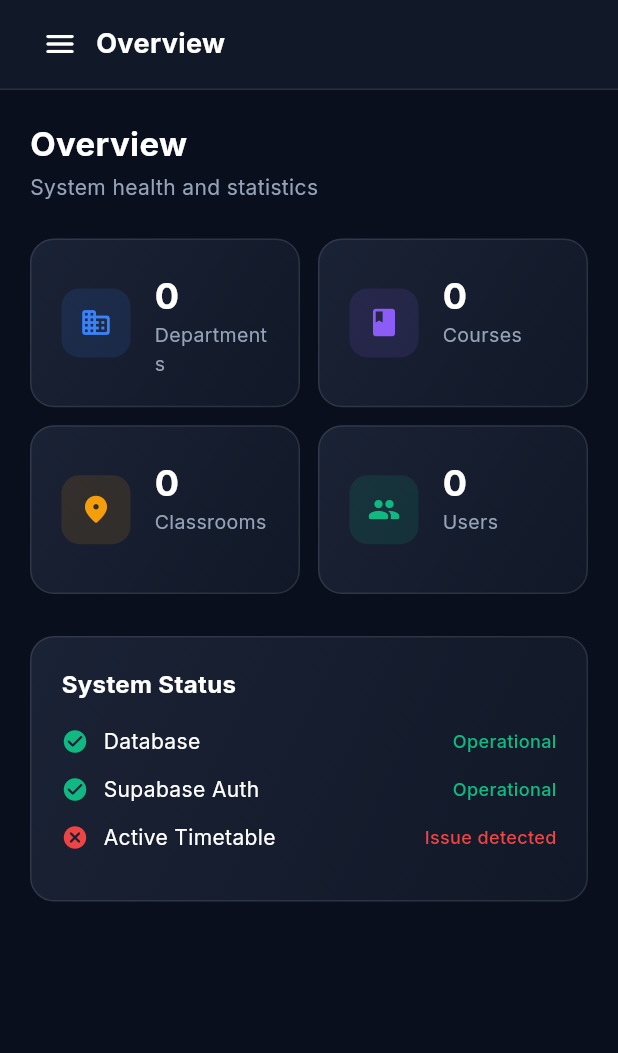
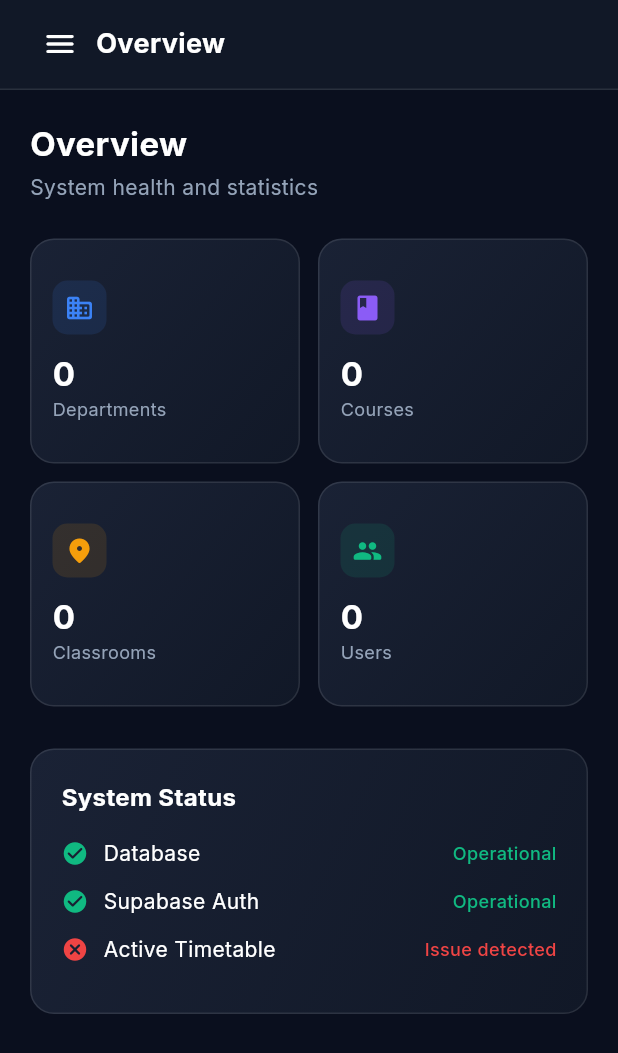
Before and after one commit to jpdevhub/Schedulify-App, a Flutter app: the AdminShell screen opened by its route, on a phone screen of 412 x 824 dp. Shown: the top 1053 px of the screen. Run offline on Flutter 3.47's test engine with Material 3 defaults, Android fonts, the phone set to English and light mode, and no system bars; drawn by our look-alikes of flutter_animate; our stand-ins replace file_picker, flutter_riverpod, go_router, google_fonts, shared_preferences, supabase_flutter and 1 more; accounts and stored records are empty.

Commit message:
Fix UI overflows, widget reuse bugs, auth router redirect, and responsive web layouts

```diff
--- a/lib/features/admin/screens/admin_shell.dart
+++ b/lib/features/admin/screens/admin_shell.dart
@@ -53,21 +53,29 @@ class _AdminShellState extends ConsumerState<AdminShell> {
     final user = ref.watch(currentUserProvider);
     final config = ConfigStore.instance.get();
 
+    final screenWidth = MediaQuery.of(context).size.width;
+    final showSidebar = screenWidth >= 720;
+
     return Scaffold(
       key: _scaffoldKey,
       drawer: _buildDrawer(user, config),
       body: SafeArea(
         child: Row(
           children: [
-            // Sidebar (tablets/larger phones in landscape)
-            if (MediaQuery.of(context).size.width >= 720)
-              _buildSidebar(user, config),
-            // Main content
+            if (showSidebar) _buildSidebar(user, config),
+            // Main content — centred with max-width on very wide screens
             Expanded(
               child: Column(
                 children: [
                   _buildTopBar(user, config, context),
-                  Expanded(child: _buildContent()),
+                  Expanded(
+                    child: Center(
+                      child: ConstrainedBox(
+                        constraints: const BoxConstraints(maxWidth: 1100),
+                        child: _buildContent(),
+                      ),
+                    ),
+                  ),
                 ],
               ),
             ),
@@ -194,15 +202,17 @@ class _AdminShellState extends ConsumerState<AdminShell> {
 
   Widget _buildContent() {
     return switch (_section) {
-      'overview' => const OverviewTab(),
+      'overview'    => const OverviewTab(),
       'departments' => const DepartmentsTab(),
-      'courses' => const CoursesTab(),
-      'faculty' => const UsersTab(role: 'faculty'),
-      'students' => const UsersTab(role: 'student'),
-      'classrooms' => const ClassroomsTab(),
-      'timetables' => const TimetablesTab(),
-      'upload' => const UploadTab(),
-      _ => const OverviewTab(),
+      'courses'     => const CoursesTab(),
+      // ValueKey forces Flutter to create a FRESH element when switching
+      // between Faculty and Students — avoids stale-data widget reuse.
+      'faculty'     => const UsersTab(key: ValueKey('tab_faculty'), role: 'faculty'),
+      'students'    => const UsersTab(key: ValueKey('tab_student'), role: 'student'),
+      'classrooms'  => const ClassroomsTab(),
+      'timetables'  => const TimetablesTab(),
+      'upload'      => const UploadTab(),
+      _             => const OverviewTab(),
     };
   }
 }
--- a/lib/features/admin/widgets/overview_tab.dart
+++ b/lib/features/admin/widgets/overview_tab.dart
@@ -41,9 +41,17 @@ class _OverviewTabState extends State<OverviewTab> {
           const PageHeader(title: 'Overview', subtitle: 'System health and statistics'),
           const SizedBox(height: 24),
           if (_loading)
-            ...List.generate(4, (_) => Padding(
-                padding: const EdgeInsets.only(bottom: 12),
-                child: ShimmerBox(height: 80, radius: 16)))
+            LayoutBuilder(builder: (_, c) {
+              final cols = c.maxWidth > 600 ? 4 : 2;
+              return GridView.count(
+                shrinkWrap: true,
+                physics: const NeverScrollableScrollPhysics(),
+                crossAxisCount: cols,
+                crossAxisSpacing: 12, mainAxisSpacing: 12,
+                childAspectRatio: c.maxWidth > 600 ? 1.4 : 1.2,
+                children: List.generate(4, (_) => ShimmerBox(height: 80, radius: 16)),
+              );
+            })
           else ...[
             _statGrid(),
             const SizedBox(height: 28),
@@ -71,11 +79,17 @@ class _OverviewTabState extends State<OverviewTab> {
       ('Classrooms', '${_stats?['classrooms'] ?? 0}', Icons.room_rounded, AppColors.warning),
       ('Users', '${_stats?['users'] ?? 0}', Icons.people_rounded, AppColors.success),
     ];
+    // Responsive: 4 columns on web/tablet, 2 on mobile
+    return LayoutBuilder(builder: (_, constraints) {
+      final isWide = constraints.maxWidth > 600;
       return GridView.builder(
         shrinkWrap: true,
         physics: const NeverScrollableScrollPhysics(),
-      gridDelegate: const SliverGridDelegateWithFixedCrossAxisCount(
-        crossAxisCount: 2, crossAxisSpacing: 12, mainAxisSpacing: 12, childAspectRatio: 1.6,
+        gridDelegate: SliverGridDelegateWithFixedCrossAxisCount(
+          crossAxisCount: isWide ? 4 : 2,
+          crossAxisSpacing: 12,
+          mainAxisSpacing: 12,
+          childAspectRatio: isWide ? 1.4 : 1.2,
         ),
         itemCount: items.length,
         itemBuilder: (_, i) => StatCard(
@@ -83,6 +97,7 @@ class _OverviewTabState extends State<OverviewTab> {
           icon: items[i].$3, color: items[i].$4,
         ),
       );
+    });
   }
 
   Widget _statusRow(String label, bool ok) {
@@ -102,5 +117,3 @@ class _OverviewTabState extends State<OverviewTab> {
     );
   }
 }
-
-// Cleaned: removed unused flutter_animate import
--- a/lib/shared/widgets/widgets.dart
+++ b/lib/shared/widgets/widgets.dart
@@ -54,32 +54,30 @@ class StatCard extends StatelessWidget {
   @override
   Widget build(BuildContext context) {
     return GlassCard(
-      child: Row(
+      padding: const EdgeInsets.all(14),
+      child: Column(
+        crossAxisAlignment: CrossAxisAlignment.start,
+        mainAxisAlignment: MainAxisAlignment.center,
         children: [
           Container(
-            padding: const EdgeInsets.all(12),
+            padding: const EdgeInsets.all(8),
             decoration: BoxDecoration(
               color: color.withOpacity(0.12),
-              borderRadius: BorderRadius.circular(12),
+              borderRadius: BorderRadius.circular(10),
             ),
-            child: Icon(icon, color: color, size: 22),
+            child: Icon(icon, color: color, size: 20),
           ),
-          const SizedBox(width: 16),
-          Expanded(
-            child: Column(
-              crossAxisAlignment: CrossAxisAlignment.start,
-              children: [
+          const SizedBox(height: 10),
           Text(value,
               style: const TextStyle(
-                        fontSize: 24,
+                  fontSize: 22,
                   fontWeight: FontWeight.w700,
                   color: AppColors.textPrimary)),
           Text(label,
+              maxLines: 1,
+              overflow: TextOverflow.ellipsis,
               style: const TextStyle(
-                        fontSize: 13, color: AppColors.textSecondary)),
-              ],
-            ),
-          ),
+                  fontSize: 12, color: AppColors.textSecondary)),
         ],
       ),
     ).animate().fadeIn(duration: 400.ms).slideY(begin: 0.1, end: 0);
```
Also changed, not shown: lib/core/providers/auth_provider.dart (+38 -19 lines), lib/core/router/app_router.dart (+24 -2 lines), lib/features/admin/widgets/classrooms_tab.dart (+55 -30 lines), lib/features/admin/widgets/departments_tab.dart (+7 -3 lines), lib/features/admin/widgets/users_tab.dart (+21 -2 lines), lib/features/faculty/screens/faculty_dashboard.dart (+12 -4 lines), lib/features/student/screens/student_dashboard.dart (+30 -9 lines), 10 other files. Lines whose indentation alone changed are shown as unchanged.
